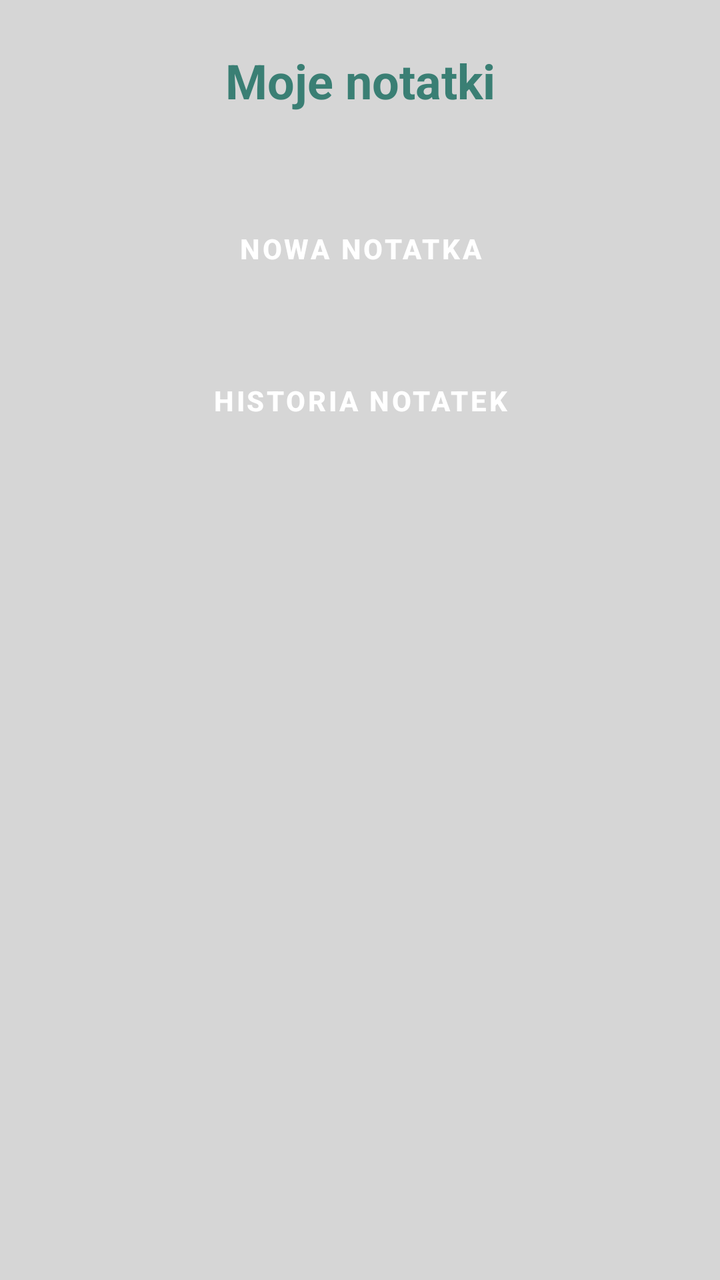
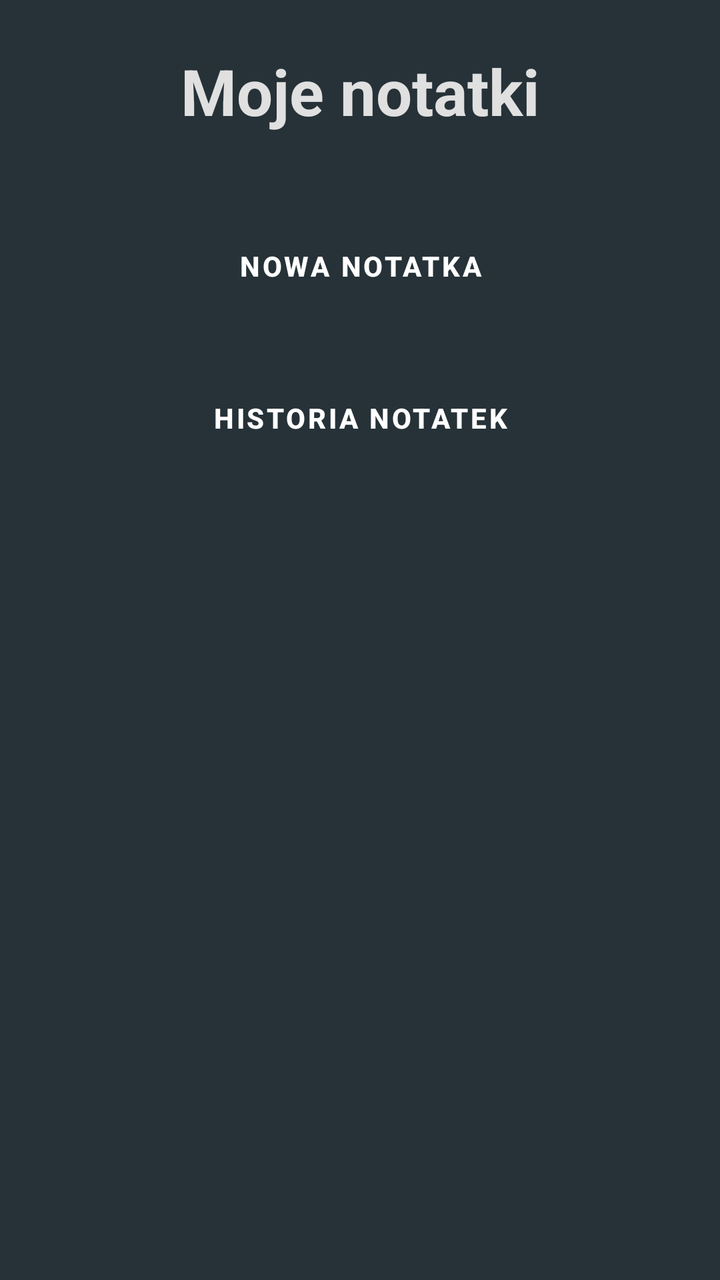

Before-and-after screenshots of an Android layout around one commit, followed by the original layout XML and the change that was made.
<!-- AndroidManifest.xml: activity theme Theme.GigaNotatnik -->
<!-- res/layout/activity_main.xml -->
<LinearLayout xmlns:android="http://schemas.android.com/apk/res/android"
    android:orientation="vertical"
    android:layout_width="match_parent"
    android:layout_height="match_parent"
    android:background="?attr/colorSurface"
    android:padding="24dp">

    <TextView
        android:text="@string/app_title"
        android:textSize="24sp"
        android:textColor="?attr/colorPrimary"
        android:layout_marginBottom="32dp"
        android:textStyle="bold"
        android:gravity="center"
        android:layout_width="match_parent"
        android:layout_height="wrap_content"/>

    <Button
        android:id="@+id/btnGoToCreate"
        style="@style/AppButton"
        android:text="@string/new_note"
        android:layout_marginBottom="16dp"/>

    <Button
        android:id="@+id/btnGoToHistory"
        style="@style/AppButton"
        android:text="@string/note_history"/>
</LinearLayout>
<!-- resources referenced by this layout -->
<resources>
  <string name="app_title">Moje notatki</string>
  <string name="new_note">Nowa notatka</string>
  <string name="note_history">Historia notatek</string>
  <style name="AppButton" parent="Widget.MaterialComponents.Button">
          <item name="android:layout_width">match_parent</item>
          <item name="android:layout_height">wrap_content</item>
          <item name="android:layout_marginTop">12dp</item>
          <item name="android:background">@drawable/button_background</item>
          <item name="android:textColor">?attr/colorOnPrimary</item>
          <item name="android:textStyle">bold</item>
          <item name="android:elevation">2dp</item>
      </style>
  <style name="Theme.GigaNotatnik" parent="Theme.Material3.Light.NoActionBar">
          <item name="android:windowBackground">@color/background_light</item>
          <item name="colorPrimary">@color/primary_light</item>
          <item name="colorSecondary">@color/primary_teal_light</item>
          <item name="colorOnPrimary">@color/text_on_button_light</item>
          <item name="colorSurface">@color/surface_light</item>
          <item name="colorOnSurface">@color/text_primary_light</item>
      </style>
  <!-- drawable button_background (drawable) -->
  <?xml version="1.0" encoding="utf-8"?>
  <selector xmlns:android="http://schemas.android.com/apk/res/android">
      <shape xmlns:android="http://schemas.android.com/apk/res/android"
          android:shape="rectangle">
          <solid android:color="@color/primary_mint_light"/>
          <corners android:radius="12dp"/>
          <padding android:left="16dp" android:top="8dp"
              android:right="16dp" android:bottom="8dp"/>
      </shape>
  
  
  </selector>
  <color name="background_light">#E0E0E0</color>
  <color name="primary_light">#3A7F74</color>
  <color name="primary_teal_light">#2F6F63</color>
  <color name="text_on_button_light">#FFFFFF</color>
  <color name="surface_light">#D6D6D6</color>
  <color name="text_primary_light">#111111</color>
  <color name="primary_mint_light">#5FA88C</color>
</resources>

<!-- the commit's change to res/layout/activity_main.xml (unified diff, before → after) -->
@@ -1,28 +1,28 @@
 <LinearLayout xmlns:android="http://schemas.android.com/apk/res/android"
-    android:orientation="vertical"
     android:layout_width="match_parent"
     android:layout_height="match_parent"
-    android:background="?attr/colorSurface"
+    android:background="#263238"
+    android:orientation="vertical"
     android:padding="24dp">
 
     <TextView
+        android:layout_width="match_parent"
+        android:layout_height="wrap_content"
+        android:layout_marginBottom="30dp"
+        android:gravity="center"
         android:text="@string/app_title"
-        android:textSize="24sp"
-        android:textColor="?attr/colorPrimary"
-        android:layout_marginBottom="32dp"
-        android:textStyle="bold"
-        android:gravity="center"
-        android:layout_width="match_parent"
-        android:layout_height="wrap_content"/>
+        android:textColor="@color/background_light"
+        android:textSize="32sp"
+        android:textStyle="bold" />
 
     <Button
         android:id="@+id/btnGoToCreate"
         style="@style/AppButton"
-        android:text="@string/new_note"
-        android:layout_marginBottom="16dp"/>
+        android:layout_marginBottom="16dp"
+        android:text="@string/new_note" />
 
     <Button
         android:id="@+id/btnGoToHistory"
         style="@style/AppButton"
-        android:text="@string/note_history"/>
+        android:text="@string/note_history" />
 </LinearLayout>
